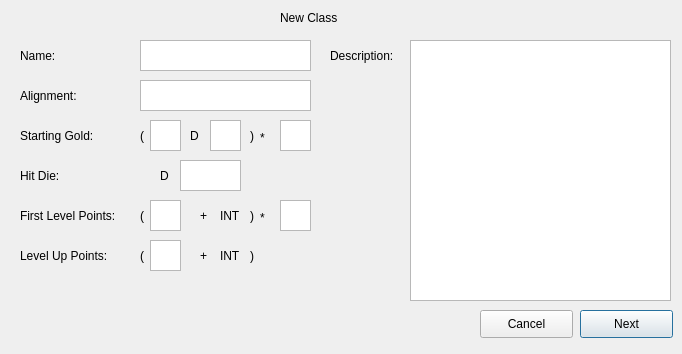
Before: the Qt Designer form Source Code/Add Custom (Steven)/class_new.ui in srohr/CEAMS, drawn with Qt 5.
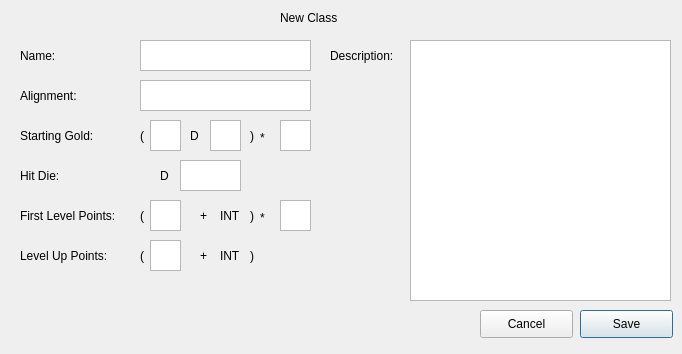
After: the same form once the commit is applied.

The edit to the form file:
```diff
--- a/Source Code/Add Custom (Steven)/class_new.ui
+++ b/Source Code/Add Custom (Steven)/class_new.ui
@@ -396,7 +396,7 @@
     </rect>
    </property>
    <property name="text">
-    <string>Next</string>
+    <string>Save</string>
    </property>
   </widget>
   <widget class="QPushButton" name="pushButton_2">
```
